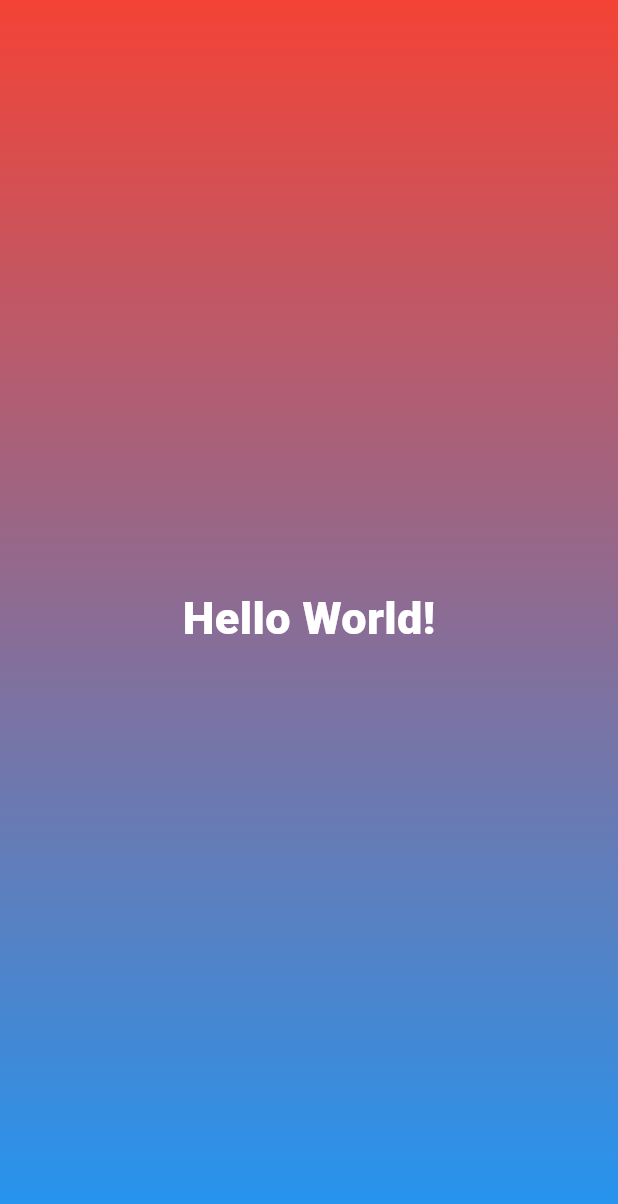
After one commit to AhmadHassan71/Dice-Game-Flutter-Practice, a Flutter app: the screen it shows after launch, on a phone screen of 412 x 824 dp. The commit adds this screen. Shown: the top 1204 px of the screen. Run offline on Flutter 3.47's test engine with Material 3 defaults, Android fonts, the phone set to English and light mode, and no system bars.

Commit message:
create separate containers

```diff
--- /dev/null
+++ b/lib/gradient_container.dart
@@ -0,0 +1,19 @@
+import 'package:flutter/material.dart';
+import 'package:sms_assistant/text_container.dart';
+
+class GradientContainer extends StatelessWidget {
+  const GradientContainer({super.key});
+
+  @override
+  Widget build(BuildContext context) {
+    return Container(
+      decoration: const BoxDecoration(
+        gradient: LinearGradient(
+            colors: [Colors.red, Colors.blue],
+            begin: Alignment.topCenter,
+            end: Alignment.bottomCenter),
+      ),
+      child: const TextContainer(),
+    );
+  }
+}
--- /dev/null
+++ b/lib/text_container.dart
@@ -0,0 +1,19 @@
+import 'package:flutter/material.dart';
+
+class TextContainer extends StatelessWidget {
+  const TextContainer({super.key});
+
+  @override
+  Widget build(BuildContext context) {
+    return const Center(
+      child: Text(
+        "Hello World!",
+        style: TextStyle(
+          fontSize: 30,
+          color: Colors.white,
+          fontWeight: FontWeight.w800,
+        ),
+      ),
+    );
+  }
+}
```
Also changed, not shown: lib/main.dart (+3 -18 lines).
